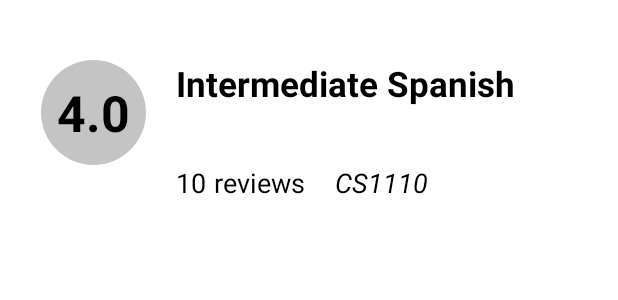
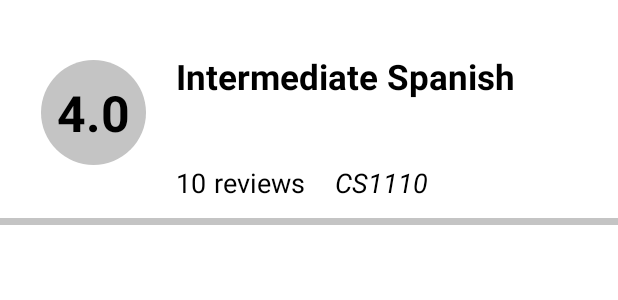
Before and after one commit to osman-alidu/coursebud, an Android app: the layout course_cell.xml on its own in the app's theme, with its tools: preview values and no code run, on a phone screen of 412 x 824 dp. Shown: the top 300 px of the screen. Run offline under Robolectric (Android 15) with nearby library versions, the light colour scheme and no system bars; Roboto replaces fonts that are not available here.

Commit message:
resize the cell and recycler view

```diff
--- a/app/src/main/res/layout/activity_course_list.xml
+++ b/app/src/main/res/layout/activity_course_list.xml
@@ -44,7 +44,7 @@
 
     <androidx.recyclerview.widget.RecyclerView
         android:id="@+id/list"
-        android:layout_width="350dp"
+        android:layout_width="match_parent"
         android:layout_height="0dp"
         android:layout_marginTop="15dp"
         app:layout_constraintBottom_toBottomOf="parent"
--- a/app/src/main/res/layout/course_cell.xml
+++ b/app/src/main/res/layout/course_cell.xml
@@ -4,7 +4,7 @@
     android:layout_width="match_parent"
     android:layout_height="match_parent"
     android:maxHeight="150dp"
-    android:background="@color/white">
+    android:background="@drawable/cell">
 
     <TextView
         android:id="@+id/rating"
@@ -23,14 +23,14 @@
 
     <TextView
         android:id="@+id/courseName"
-        android:layout_width="wrap_content"
+        android:layout_width="260dp"
         android:layout_height="wrap_content"
         android:text="Intermediate Spanish"
         android:textSize="23dp"
         android:textColor="@color/black"
         android:textStyle="bold"
         android:layout_marginStart="20dp"
-        android:layout_marginTop="40dp"
+        android:layout_marginTop="35dp"
         app:layout_constraintTop_toTopOf="parent"
         app:layout_constraintStart_toEndOf="@id/rating"/>
 
```
